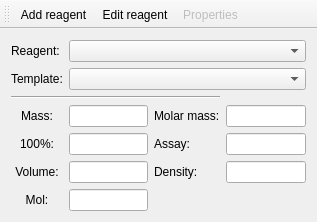
The window that mainwindow.ui (FrankMamuda/fumingcube) describes before a commit, drawn with Qt 5.
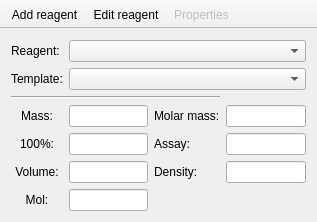
The same window after the commit. Custom widgets are drawn as their Qt base class.

What changed in the file:
```diff
--- a/mainwindow.ui
+++ b/mainwindow.ui
@@ -155,6 +155,12 @@
    </layout>
   </widget>
   <widget class="QToolBar" name="mainToolBar">
+   <property name="movable">
+    <bool>false</bool>
+   </property>
+   <property name="allowedAreas">
+    <set>Qt::TopToolBarArea</set>
+   </property>
    <attribute name="toolBarArea">
     <enum>TopToolBarArea</enum>
    </attribute>
```
Left out of the diff: 3 changed lines with no effect on the pictures.
